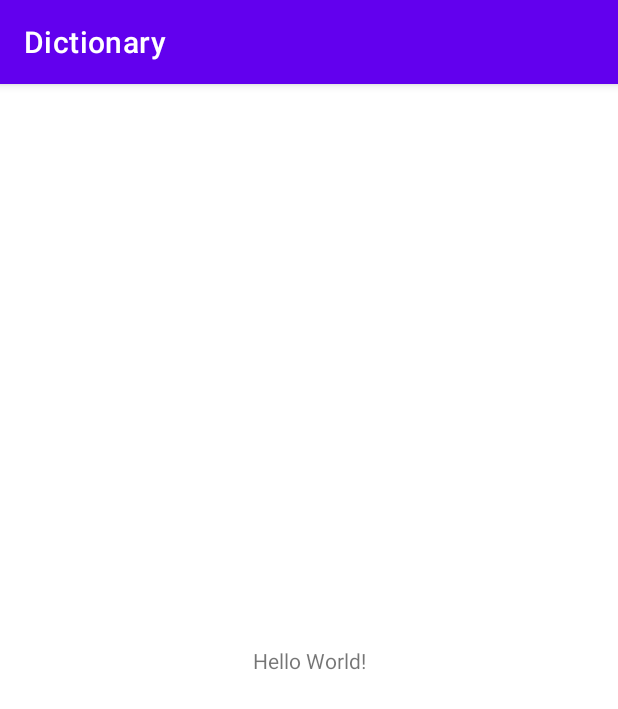
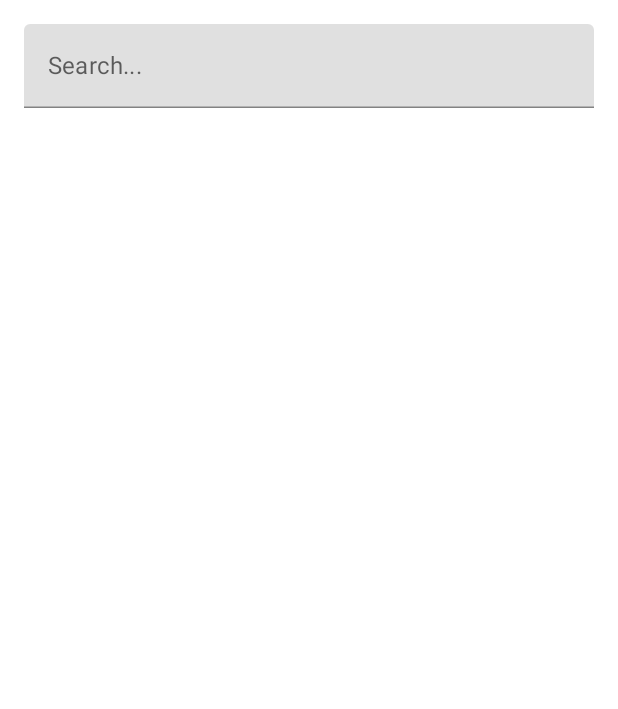
Before and after one commit to YashNagayach/Dictionary, an Android app built with Jetpack Compose: the screen it shows after launch (MainActivity), on a phone screen of 412 x 824 dp. Shown: the top 709 px of the screen. Run offline under Robolectric (Android 15) with nearby library versions, the phone set to English and light mode, and no system bars; our stand-ins replace Dagger/Hilt's generated code, Room's generated code.

```diff
--- a/app/src/main/java/com/yash/dictionary/MainActivity.kt
+++ b/app/src/main/java/com/yash/dictionary/MainActivity.kt
@@ -1,11 +1,86 @@
 package com.yash.dictionary
 
-import androidx.appcompat.app.AppCompatActivity
 import android.os.Bundle
+import androidx.activity.ComponentActivity
+import androidx.activity.compose.setContent
+import androidx.compose.foundation.background
+import androidx.compose.foundation.layout.*
+import androidx.compose.foundation.lazy.LazyColumn
+import androidx.compose.material.*
+import androidx.compose.runtime.LaunchedEffect
+import androidx.compose.ui.Alignment
+import androidx.compose.ui.Modifier
+import androidx.compose.ui.unit.dp
+import androidx.hilt.navigation.compose.hiltViewModel
+import com.plcoding.dictionary.ui.theme.DictionaryTheme
+import com.yash.dictionary.feature_dictionary.presentation.WordInfoItem
+import com.yash.dictionary.feature_dictionary.presentation.WordInfoViewModel
+import dagger.hilt.android.AndroidEntryPoint
+import kotlinx.coroutines.flow.collectLatest
 
-class MainActivity : AppCompatActivity() {
+@AndroidEntryPoint
+class MainActivity : ComponentActivity() {
     override fun onCreate(savedInstanceState: Bundle?) {
         super.onCreate(savedInstanceState)
-        setContentView(R.layout.activity_main)
+        setContent {
+            DictionaryTheme {
+                val viewModel: WordInfoViewModel = hiltViewModel()
+                val state = viewModel.state.value
+                val scaffoldState = rememberScaffoldState()
+
+                LaunchedEffect(key1 = true) {
+                    viewModel.eventFlow.collectLatest { event ->
+                        when (event) {
+                            is WordInfoViewModel.UIEvent.ShowSnackbar -> {
+                                scaffoldState.snackbarHostState.showSnackbar(
+                                    message = event.message
+                                )
+                            }
+                        }
+                    }
+                }
+                Scaffold(
+                    scaffoldState = scaffoldState
+                ) {
+                    Box(
+                        modifier = Modifier
+                            .background(MaterialTheme.colors.background)
+                    ) {
+                        Column(
+                            modifier = Modifier
+                                .fillMaxSize()
+                                .padding(16.dp)
+                        ) {
+                            TextField(
+                                value = viewModel.searchQuery.value,
+                                onValueChange = viewModel::onSearch,
+                                modifier = Modifier.fillMaxWidth(),
+                                placeholder = {
+                                    Text(text = "Search...")
+                                }
+                            )
+                            Spacer(modifier = Modifier.height(16.dp))
+                            LazyColumn(
+                                modifier = Modifier.fillMaxSize()
+                            ) {
+                                items(state.wordInfoItems.size) { i ->
+                                    val wordInfo = state.wordInfoItems[i]
+                                    if (i > 0) {
+                                        Spacer(modifier = Modifier.height(8.dp))
+                                    }
+                                    WordInfoItem(wordInfo = wordInfo)
+                                    if (i < state.wordInfoItems.size - 1) {
+                                        Divider()
+                                    }
+                                }
+                            }
+                        }
+                        if (state.isLoading) {
+                            CircularProgressIndicator(modifier = Modifier.align(Alignment.Center))
+                        }
+                    }
+                }
+            }
+        }
     }
 }
--- /dev/null
+++ b/app/src/main/java/com/yash/dictionary/ui/theme/Color.kt
@@ -0,0 +1,8 @@
+package com.plcoding.dictionary.ui.theme
+
+import androidx.compose.ui.graphics.Color
+
+val Purple200 = Color(0xFFBB86FC)
+val Purple500 = Color(0xFF6200EE)
+val Purple700 = Color(0xFF3700B3)
+val Teal200 = Color(0xFF03DAC5)
--- /dev/null
+++ b/app/src/main/java/com/yash/dictionary/ui/theme/Shape.kt
@@ -0,0 +1,11 @@
+package com.plcoding.dictionary.ui.theme
+
+import androidx.compose.foundation.shape.RoundedCornerShape
+import androidx.compose.material.Shapes
+import androidx.compose.ui.unit.dp
+
+val Shapes = Shapes(
+    small = RoundedCornerShape(4.dp),
+    medium = RoundedCornerShape(4.dp),
+    large = RoundedCornerShape(0.dp)
+)
--- /dev/null
+++ b/app/src/main/java/com/yash/dictionary/ui/theme/Theme.kt
@@ -0,0 +1,44 @@
+package com.plcoding.dictionary.ui.theme
+
+import androidx.compose.foundation.isSystemInDarkTheme
+import androidx.compose.material.MaterialTheme
+import androidx.compose.material.darkColors
+import androidx.compose.material.lightColors
+import androidx.compose.runtime.Composable
+
+private val DarkColorPalette = darkColors(
+    primary = Purple200,
+    primaryVariant = Purple700,
+    secondary = Teal200
+)
+
+private val LightColorPalette = lightColors(
+    primary = Purple500,
+    primaryVariant = Purple700,
+    secondary = Teal200
+
+    /* Other default colors to override
+    background = Color.White,
+    surface = Color.White,
+    onPrimary = Color.White,
+    onSecondary = Color.Black,
+    onBackground = Color.Black,
+    onSurface = Color.Black,
+    */
+)
+
+@Composable
+fun DictionaryTheme(darkTheme: Boolean = isSystemInDarkTheme(), content: @Composable() () -> Unit) {
+    val colors = if (darkTheme) {
+        DarkColorPalette
+    } else {
+        LightColorPalette
+    }
+
+    MaterialTheme(
+        colors = colors,
+        typography = Typography,
+        shapes = Shapes,
+        content = content
+    )
+}
--- /dev/null
+++ b/app/src/main/java/com/yash/dictionary/ui/theme/Type.kt
@@ -0,0 +1,28 @@
+package com.plcoding.dictionary.ui.theme
+
+import androidx.compose.material.Typography
+import androidx.compose.ui.text.TextStyle
+import androidx.compose.ui.text.font.FontFamily
+import androidx.compose.ui.text.font.FontWeight
+import androidx.compose.ui.unit.sp
+
+// Set of Material typography styles to start with
+val Typography = Typography(
+    body1 = TextStyle(
+        fontFamily = FontFamily.Default,
+        fontWeight = FontWeight.Normal,
+        fontSize = 16.sp
+    )
+    /* Other default text styles to override
+    button = TextStyle(
+        fontFamily = FontFamily.Default,
+        fontWeight = FontWeight.W500,
+        fontSize = 14.sp
+    ),
+    caption = TextStyle(
+        fontFamily = FontFamily.Default,
+        fontWeight = FontWeight.Normal,
+        fontSize = 12.sp
+    )
+    */
+)
--- a/build.gradle
+++ b/build.gradle
@@ -1,12 +1,15 @@
 // Top-level build file where you can add configuration options common to all sub-projects/modules.
 buildscript {
+    ext {
+        compose_version = '1.0.5'
+    }
     repositories {
         google()
         mavenCentral()
     }
     dependencies {
         classpath "com.android.tools.build:gradle:7.0.3"
-        classpath "org.jetbrains.kotlin:kotlin-gradle-plugin:1.5.20"
+        classpath "org.jetbrains.kotlin:kotlin-gradle-plugin:1.5.31"
         classpath "com.google.dagger:hilt-android-gradle-plugin:2.40"
         // NOTE: Do not place your application dependencies here; they belong
         // in the individual module build.gradle files
```
Also changed, not shown: app/build.gradle (+11 -1 lines), app/src/main/java/com/yash/dictionary/feature_dictionary/presentation/WordInfoItem.kt (added, +44 -0 lines).
